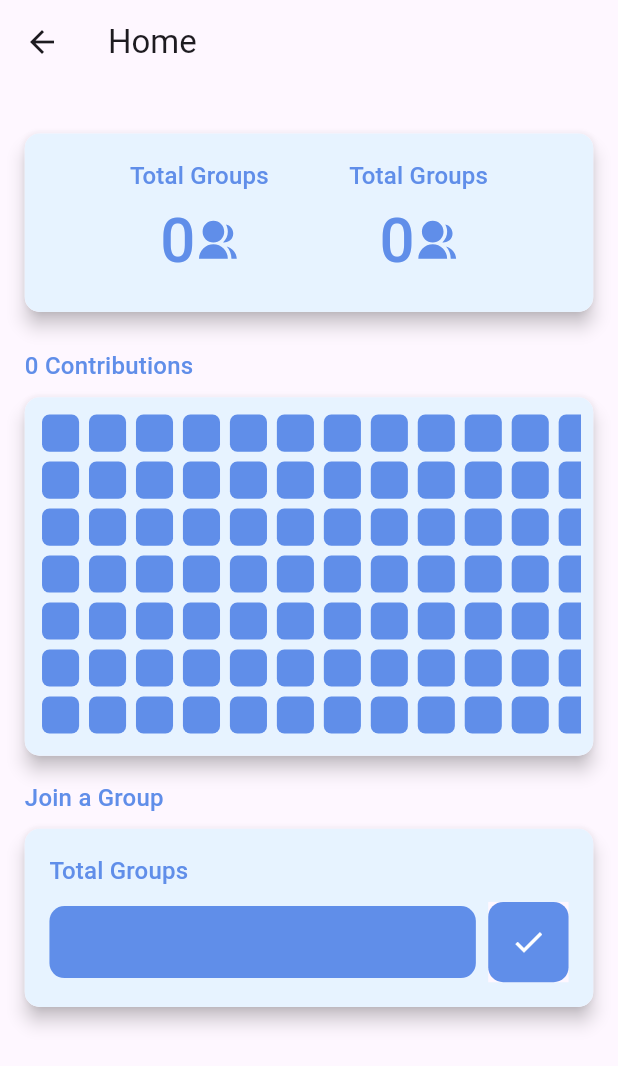
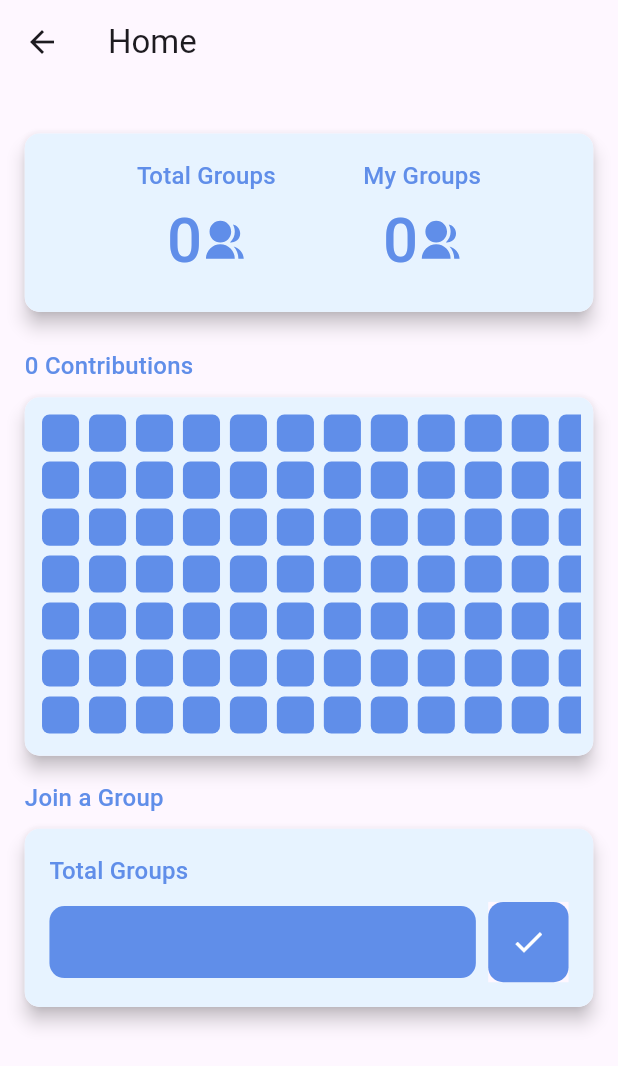
Before and after one commit to mhmetglrq/flutter_english_study, a Flutter app: the Home screen opened by its route, on a phone screen of 412 x 824 dp. Shown: the top 1066 px of the screen. Run offline on Flutter 3.47's test engine with Material 3 defaults, Android fonts, the phone set to English and light mode, and no system bars; our stand-ins replace cloud_firestore, firebase_auth, firebase_core, flutter_riverpod, flutter_svg; accounts and stored records are empty.

Commit message:
Add group list view and update route names

```diff
--- a/lib/config/routes/app_router.dart
+++ b/lib/config/routes/app_router.dart
@@ -2,6 +2,7 @@ import 'package:flutter/material.dart';
 import 'package:flutter_english_study/config/routes/route_names.dart';
 import 'package:flutter_english_study/features/auth/views/sign_in.dart';
 import 'package:flutter_english_study/features/auth/views/sign_up.dart';
+import 'package:flutter_english_study/features/group/views/group_list.dart';
 import 'package:flutter_english_study/features/home/views/home.dart';
 
 class AppRouter {
@@ -15,6 +16,8 @@ class AppRouter {
         return _materialRoute(const SignUp());
       case RouteNames.home:
         return _materialRoute(const Home());
+      case RouteNames.groupList:
+        return _materialRoute(const GroupList());
       default:
         return MaterialPageRoute(
           builder: (_) => Scaffold(
--- a/lib/config/routes/route_names.dart
+++ b/lib/config/routes/route_names.dart
@@ -2,4 +2,7 @@ class RouteNames {
   static const String home = '/home';
   static const String signIn = '/sign-in';
   static const String signUp = '/sign-up';
+  static const String groupList = '/group-list';
+  static const String groupDetail = '/group-detail';
+  static const String createGroup = '/create-group';
 }
--- a/lib/features/home/views/home.dart
+++ b/lib/features/home/views/home.dart
@@ -44,7 +44,9 @@ class _HomeState extends ConsumerState<Home> {
                       crossAxisAlignment: CrossAxisAlignment.center,
                       mainAxisAlignment: MainAxisAlignment.spaceEvenly,
                       children: [
-                        Column(
+                        GestureDetector(
+                          onTap: () {},
+                          child: Column(
                             children: [
                               Text(
                                 "Total Groups",
@@ -67,7 +69,8 @@ class _HomeState extends ConsumerState<Home> {
                                           ),
                                           SvgPicture.asset(
                                             SvgConstants.group.getSvg,
-                                          height: context.dynamicHeight(0.035),
+                                            height:
+                                                context.dynamicHeight(0.035),
                                           ),
                                         ],
                                       );
@@ -76,18 +79,21 @@ class _HomeState extends ConsumerState<Home> {
                                         const CircularProgressIndicator(),
                                     error: (error, stack) => Text(
                                       error.toString(),
-                                    style:
-                                        context.textTheme.titleMedium?.copyWith(
+                                      style: context.textTheme.titleMedium
+                                          ?.copyWith(
                                         color: AppColors.lightPurple,
                                       ),
                                     ),
                                   ),
                             ],
                           ),
-                        Column(
+                        ),
+                        GestureDetector(
+                          onTap: () {},
+                          child: Column(
                             children: [
                               Text(
-                              "Total Groups",
+                                "My Groups",
                                 style: context.textTheme.titleMedium?.copyWith(
                                   color: AppColors.lightPurple,
                                 ),
@@ -107,7 +113,8 @@ class _HomeState extends ConsumerState<Home> {
                                           ),
                                           SvgPicture.asset(
                                             SvgConstants.group.getSvg,
-                                          height: context.dynamicHeight(0.035),
+                                            height:
+                                                context.dynamicHeight(0.035),
                                           ),
                                         ],
                                       );
@@ -116,13 +123,14 @@ class _HomeState extends ConsumerState<Home> {
                                         const CircularProgressIndicator(),
                                     error: (error, stack) => Text(
                                       error.toString(),
-                                    style:
-                                        context.textTheme.titleMedium?.copyWith(
+                                      style: context.textTheme.titleMedium
+                                          ?.copyWith(
                                         color: AppColors.lightPurple,
                                       ),
                                     ),
                                   ),
                             ],
+                          ),
                         ),
                       ],
                     ),
```
Also changed, not shown: lib/features/group/views/group_list.dart (added, +10 -0 lines), lib/features/group/views/group_details.dart (added). Lines whose indentation alone changed are shown as unchanged.
